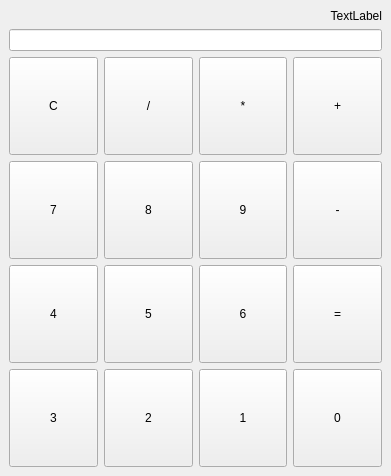
Old version of the form culc.ui in the repository GROHiiKxD/LearningPython.
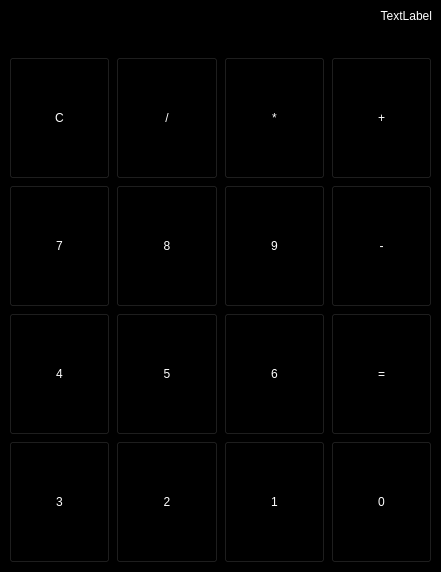
New version of the form.

Commit message: Доделка интерфейса

Patch:
```diff
--- a/culc.ui
+++ b/culc.ui
@@ -9,8 +9,8 @@
    <rect>
     <x>0</x>
     <y>0</y>
-    <width>391</width>
-    <height>476</height>
+    <width>441</width>
+    <height>572</height>
    </rect>
   </property>
   <property name="sizePolicy">
@@ -19,9 +19,24 @@
     <verstretch>0</verstretch>
    </sizepolicy>
   </property>
+  <property name="font">
+   <font>
+    <family>Mistral</family>
+    <pointsize>24</pointsize>
+    <weight>50</weight>
+    <italic>false</italic>
+    <bold>false</bold>
+   </font>
+  </property>
   <property name="windowTitle">
    <string>Калькулятор</string>
   </property>
+  <property name="styleSheet">
+   <string notr="true">color: rgb(255, 255, 255);
+font: 24pt &quot;Mistral&quot;;
+border-color: rgb(255, 255, 255);
+background-color: rgb(0, 0, 0);</string>
+  </property>
   <widget class="QWidget" name="centralwidget">
    <layout class="QVBoxLayout" name="verticalLayout">
     <item>
@@ -109,6 +124,9 @@
           <verstretch>0</verstretch>
          </sizepolicy>
         </property>
+        <property name="styleSheet">
+         <string notr="true">border-color: rgb(255, 255, 255);</string>
+        </property>
         <property name="text">
          <string>C</string>
         </property>
```
